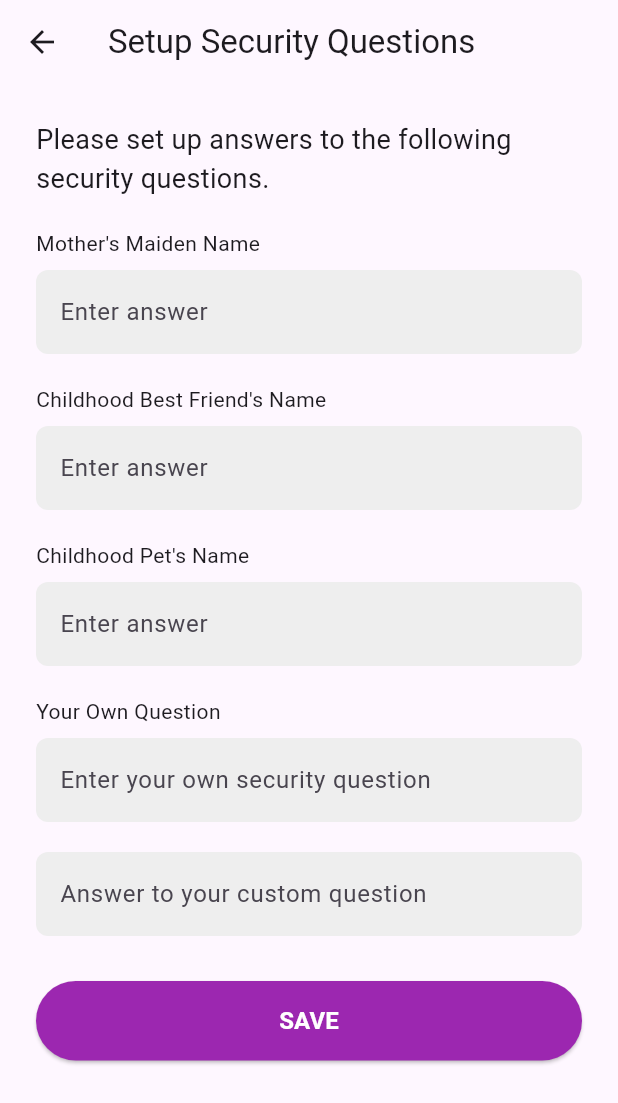
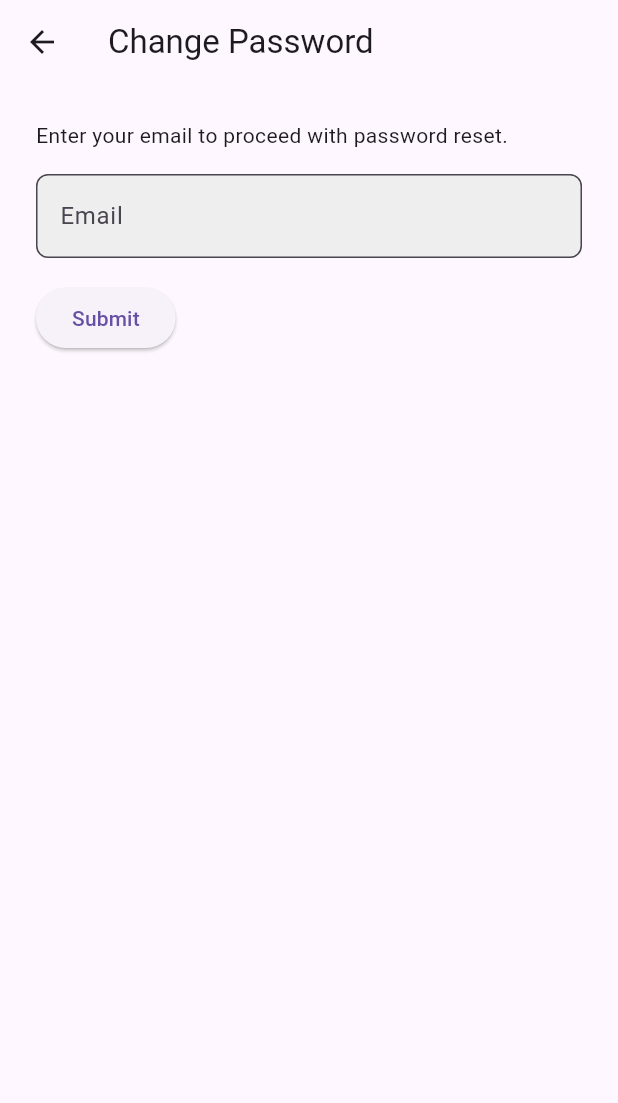
Before and after one commit to dhananjayaaps/biomark, a Flutter app: the screen it shows after launch, on a phone screen of 412 x 824 dp. Shown: the top 1103 px of the screen. Run offline on Flutter 3.47's test engine with Material 3 defaults, Android fonts, the phone set to English and light mode, and no system bars; our stand-ins replace shared_preferences, sqflite; accounts and stored records are empty.

Commit message:
password reset finished

```diff
--- /dev/null
+++ b/lib/forget_password.dart
@@ -0,0 +1,289 @@
+import 'package:flutter/material.dart';
+import 'dart:convert'; // For JSON encoding
+import 'package:http/http.dart' as http;
+
+class ChangePasswordPage extends StatefulWidget {
+  @override
+  _ChangePasswordPageState createState() => _ChangePasswordPageState();
+}
+
+class _ChangePasswordPageState extends State<ChangePasswordPage> {
+  // Step 1: Email and security question data
+  final TextEditingController _emailController = TextEditingController();
+  final TextEditingController _motherMaidenNameController =
+  TextEditingController();
+  final TextEditingController _bestFriendController = TextEditingController();
+  final TextEditingController _childhoodPetController =
+  TextEditingController();
+  final TextEditingController _customAnswerController = TextEditingController();
+
+  final TextEditingController _newPasswordController = TextEditingController();
+  final TextEditingController _confirmPasswordController = TextEditingController();
+
+
+  final _formKey = GlobalKey<FormState>();
+
+  bool isSecurityQuestionsVisible = false;
+  bool isPasswordChangePageVisible = false;
+
+  String? email;
+
+  late final String customQuestion;
+
+  // Step 2: Function to check email and load security questions
+  Future<void> checkEmailAndLoadQuestions() async {
+    if (_formKey.currentState!.validate()) {
+      email = _emailController.text;
+
+      try {
+        final response = await http.post(
+          Uri.parse('http://192.168.56.1:4000/user/check-email'), // Replace with your backend URL
+          body: json.encode({'email': email}),
+          headers: {'Content-Type': 'application/json'},
+        );
+        if (response.statusCode == 200) {
+          final securityQuestions = json.decode(response.body)['securityQuestions'];
+          customQuestion = securityQuestions['customQuestion'];
+          print(customQuestion);
+          setState(() {
+            isSecurityQuestionsVisible = true;
+          });
+        } else {
+          ScaffoldMessenger.of(context).showSnackBar(
+            SnackBar(content: Text('Email not found')),
+          );
+        }
+      } catch (error) {
+        ScaffoldMessenger.of(context).showSnackBar(
+          SnackBar(content: Text('An error occurred. Please try again.')),
+        );
+      }
+    }
+  }
+  // validate answers
+  Future<void> verifySecurityAnswersAndShowPasswordForm() async {
+    String motherMaidenName = _motherMaidenNameController.text;
+    String bestFriend = _bestFriendController.text;
+    String childhoodPet = _childhoodPetController.text;
+    String customAnswer = _customAnswerController.text;
+
+    try {
+      final response = await http.post(
+        Uri.parse('http://192.168.56.1:4000/user/verify-answers'),
+        body: json.encode({
+          'email': email,
+          'motherMaidenName': motherMaidenName,
+          'bestFriend': bestFriend,
+          'childhoodPet': childhoodPet,
+          'customAnswer': customAnswer,
+        }),
+        headers: {'Content-Type': 'application/json'},
+      );
+
+      print(response.body);
+
+      if (response.statusCode == 200) {
+        setState(() {
+          isPasswordChangePageVisible = true;
+        });
+      } else {
+        ScaffoldMessenger.of(context).showSnackBar(
+          SnackBar(content: Text('Incorrect answers')),
+        );
+      }
+    } catch (error) {
+      ScaffoldMessenger.of(context).showSnackBar(
+        SnackBar(content: Text('An error occurred. Please try again.')),
+      );
+    }
+  }
+
+  // Step 4: Function to change the password
+  Future<void> changePassword() async {
+    if (_newPasswordController.text != _confirmPasswordController.text) {
+      ScaffoldMessenger.of(context).showSnackBar(
+        SnackBar(content: Text('Passwords do not match')),
+      );
+      return;
+    }
+
+    try {
+      final response = await http.put(
+        Uri.parse('http://192.168.56.1:4000/user/change-password'), // Replace with your backend URL
+        body: json.encode({
+          'email': email,
+          'newPassword': _newPasswordController.text,
+        }),
+        headers: {'Content-Type': 'application/json'},
+      );
+
+      print(response.body);
+
+      if (response.statusCode == 200) {
+        ScaffoldMessenger.of(context).showSnackBar(
+          SnackBar(content: Text('Password changed successfully')),
+        );
+        Navigator.pushNamedAndRemoveUntil(context, '/login', (route) => false);
+      } else {
+        ScaffoldMessenger.of(context).showSnackBar(
+          SnackBar(content: Text('Failed to change password')),
+        );
+      }
+    } catch (error) {
+      ScaffoldMessenger.of(context).showSnackBar(
+        SnackBar(content: Text('An error occurred. Please try again.')),
+      );
+    }
+  }
+
+  @override
+  Widget build(BuildContext context) {
+    return Scaffold(
+      appBar: AppBar(
+        title: Text('Change Password'),
+      ),
+      body: Padding(
+        padding: const EdgeInsets.all(24.0),
+        child: Column(
+          children: [
+            if (!isSecurityQuestionsVisible && !isPasswordChangePageVisible)
+              Form(
+                key: _formKey,
+                child: Column(
+                  crossAxisAlignment: CrossAxisAlignment.start,
+                  children: [
+                    Text('Enter your email to proceed with password reset.'),
+                    SizedBox(height: 16),
+                    TextFormField(
+                      controller: _emailController,
+                      decoration: InputDecoration(
+                        labelText: 'Email',
+                        hintText: 'Enter your email address',
+                        filled: true,
+                        fillColor: Colors.grey[200],
+                        border: OutlineInputBorder(
+                          borderRadius: BorderRadius.circular(8),
+                        ),
+                      ),
+                      validator: (value) {
+                        if (value!.isEmpty || !value.contains('@')) {
+                          return 'Please enter a valid email';
+                        }
+                        return null;
+                      },
+                    ),
+                    SizedBox(height: 16),
+                    ElevatedButton(
+                      onPressed: checkEmailAndLoadQuestions,
+                      child: Text('Submit'),
+                    ),
+                  ],
+                ),
+              ),
+            if (isSecurityQuestionsVisible && !isPasswordChangePageVisible)
+              Column(
+                crossAxisAlignment: CrossAxisAlignment.start,
+                children: [
+                  Text('Answer the following security questions:'),
+                  SizedBox(height: 16),
+                  TextField(
+                    controller: _motherMaidenNameController,
+                    decoration: InputDecoration(
+                      labelText: "Mother's Maiden Name",
+                      filled: true,
+                      fillColor: Colors.grey[200],
+                      border: OutlineInputBorder(
+                        borderRadius: BorderRadius.circular(8),
+                      ),
+                    ),
+                  ),
+                  SizedBox(height: 16),
+                  TextField(
+                    controller: _bestFriendController,
+                    decoration: InputDecoration(
+                      labelText: "Childhood Best Friend's Name",
+                      filled: true,
+                      fillColor: Colors.grey[200],
+                      border: OutlineInputBorder(
+                        borderRadius: BorderRadius.circular(8),
+                      ),
+                    ),
+                  ),
+                  SizedBox(height: 16),
+                  TextField(
+                    controller: _childhoodPetController,
+                    decoration: InputDecoration(
+                      labelText: "Childhood Pet's Name",
+                      filled: true,
+                      fillColor: Colors.grey[200],
+                      border: OutlineInputBorder(
+                        borderRadius: BorderRadius.circular(8),
+                      ),
+                    ),
+                  ),
+                  SizedBox(height: 16),
+                  TextField(
+                    controller: _customAnswerController,
+                    decoration: InputDecoration(
+                      labelText: customQuestion,
+                      filled: true,
+                      fillColor: Colors.grey[200],
+                      border: OutlineInputBorder(
+                        borderRadius: BorderRadius.circular(8),
+                      ),
+                    ),
+                  ),
+                  SizedBox(height: 16),
+                  ElevatedButton(
+                    onPressed: verifySecurityAnswersAndShowPasswordForm,
+                    child: Text('Submit Answers'),
+                  ),
+                ],
+              ),
+            if (isPasswordChangePageVisible)
+              Column(
+                crossAxisAlignment: CrossAxisAlignment.start,
+                children: [
+                  Text('Enter your new password:'),
+                  SizedBox(height: 16),
+                  TextField(
+                    controller: _newPasswordController,
+                    obscureText: true,
+                    decoration: InputDecoration(
+                      labelText: 'New Password',
+                      filled: true,
+                      fillColor: Colors.grey[200],
+                      border: OutlineInputBorder(
+                        borderRadius: BorderRadius.circular(8),
+                      ),
+                    ),
+                  ),
+                  SizedBox(height: 16),
+                  TextField(
+                    controller: _confirmPasswordController,
+                    obscureText: true,
+                    decoration: InputDecoration(
+                      labelText: 'Confirm New Password',
+                      filled: true,
+                      fillColor: Colors.grey[200],
+                      border: OutlineInputBorder(
+                        borderRadius: BorderRadius.circular(8),
+                      ),
+                    ),
+                  ),
+                  SizedBox(height: 16),
+                  ElevatedButton(
+                    onPressed: () {
+                      // You should pass the values from the password text fields here
+                      changePassword();
+                    },
+                    child: Text('Change Password'),
+                  ),
+                ],
+              ),
+          ],
+        ),
+      ),
+    );
+  }
+}
--- a/lib/home_page.dart
+++ b/lib/home_page.dart
@@ -15,8 +15,8 @@ class HomePage extends StatefulWidget {
 class _HomePageState extends State<HomePage> {
   Map<String, dynamic>? userDetails;
   bool isLoading = true;
-  String name = 'Loading...';
-  String email = 'Loading...';
+  late final String name;
+  late final String email;
   bool isDarkMode = false;
   String token = "";
 
@@ -315,14 +315,14 @@ class _HomePageState extends State<HomePage> {
                   ),
                   SizedBox(height: 10),
                   Text(
-                    'User Name', // Replace with actual user name
+                    name,
                     style: TextStyle(
                       color: isDarkMode ? Colors.white : Colors.white70,
                       fontSize: 18,
                     ),
                   ),
                   Text(
-                    'user@example.com', // Replace with actual user email
+                    email,
                     style: TextStyle(color: isDarkMode ? Colors.white70 : Colors.white54),
                   ),
                 ],
--- a/lib/main.dart
+++ b/lib/main.dart
@@ -7,6 +7,7 @@ import 'otp_validate_page.dart';
 import 'securityquiz_page.dart';
 import 'settings_page.dart';
 import 'welcome.dart';
+import 'forget_password.dart';
 
 void main() {
   runApp(MyApp());
@@ -35,7 +36,7 @@ class _MyAppState extends State<MyApp> {
       theme: ThemeData.light(),
       darkTheme: ThemeData.dark(),
       themeMode: isDarkMode ? ThemeMode.dark : ThemeMode.light,
-      initialRoute: '/securityquiz',
+      initialRoute: '/changePassword',
       routes: {
         '/': (context) => WelcomePage(),
         '/settings': (context) => SettingsPage(),
@@ -44,6 +45,7 @@ class _MyAppState extends State<MyApp> {
         '/home': (context) => HomePage(toggleTheme),
         '/otpvalidate': (context) => OTPValidationPage(),
         '/securityquiz': (context) => SecurityQuestionsSetupPage(),
+        '/changePassword': (context) => ChangePasswordPage(),
       },
     );
   }
```
Also changed, not shown: lib/login_page.dart (+19 -4 lines).
